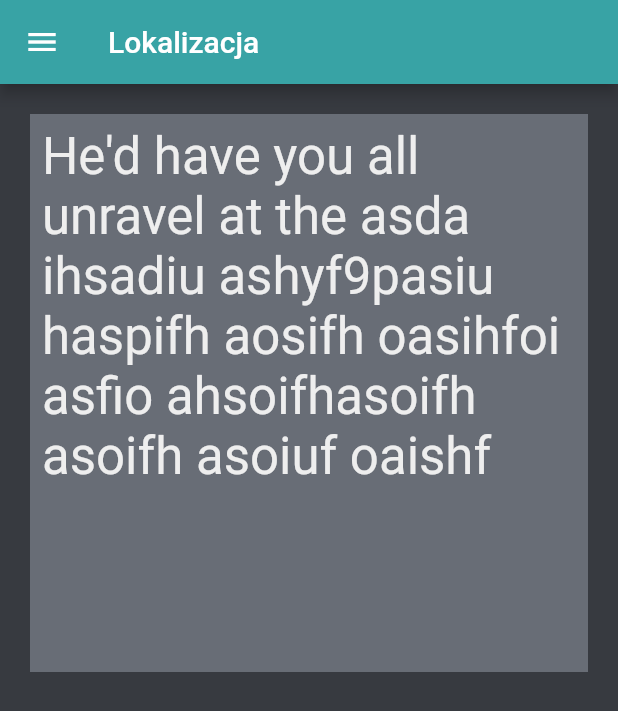
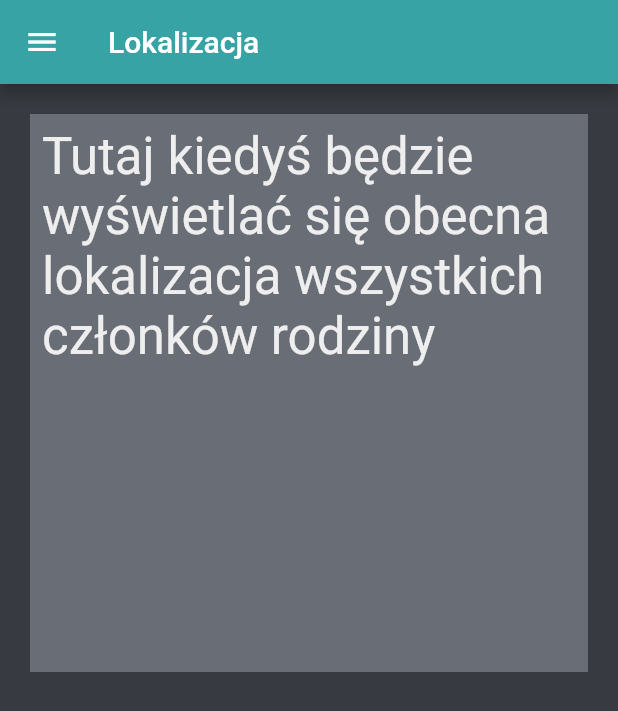
Before and after one commit to Me-Phew/cn-2021, a Flutter app: the Localization screen opened by its route, on a phone screen of 412 x 824 dp. Shown: the top 711 px of the screen. Run offline on Flutter 3.47's test engine with Material 2 defaults, Android fonts, the phone set to English and light mode, and no system bars; our stand-ins replace rflutter_alert, syncfusion_flutter_calendar, syncfusion_flutter_gauges.

Commit message:
Final presentatioin product

```diff
--- a/lib/chat.dart
+++ b/lib/chat.dart
@@ -92,7 +92,7 @@ class _ChatState extends State<Chat> {
               crossAxisCount: 1,
               children: <Widget>[
                 Container(
-                  child: Text('He\'d have you all unravel at the asda ihsadiu ashyf9pasiu haspifh aosifh oasihfoi asfio ahsoifhasoifh asoifh asoiuf oaishf ',
+                  child: Text('Tutaj kiedyś będzie chat',
                       style: Theme.of(context).textTheme.headline4!.copyWith(color: textColor)),
                   padding: const EdgeInsets.all(8),
                   color: lightGrey,
--- a/lib/fridge.dart
+++ b/lib/fridge.dart
@@ -92,7 +92,7 @@ class _FridgeState extends State<Fridge> {
               crossAxisCount: 1,
               children: <Widget>[
                 Container(
-                  child: Text('He\'d have you all unravel at the asda ihsadiu ashyf9pasiu haspifh aosifh oasihfoi asfio ahsoifhasoifh asoifh asoiuf oaishf ',
+                  child: Text('Tutaj kiedyś będą wyświetlać się produkty które są w lodówce',
                       style: Theme.of(context).textTheme.headline4!.copyWith(color: textColor)),
                   padding: const EdgeInsets.all(8),
                   color: lightGrey,
--- a/lib/localization.dart
+++ b/lib/localization.dart
@@ -92,7 +92,7 @@ class _LocalizationState extends State<Localization> {
               crossAxisCount: 1,
               children: <Widget>[
                 Container(
-                  child: Text('He\'d have you all unravel at the asda ihsadiu ashyf9pasiu haspifh aosifh oasihfoi asfio ahsoifhasoifh asoifh asoiuf oaishf ',
+                  child: Text('Tutaj kiedyś będzie wyświetlać się obecna lokalizacja wszystkich członków rodziny',
                       style: Theme.of(context).textTheme.headline4!.copyWith(color: textColor)),
                   padding: const EdgeInsets.all(8),
                   color: lightGrey,
--- a/lib/my_family.dart
+++ b/lib/my_family.dart
@@ -92,7 +92,7 @@ class _MyFamilyState extends State<MyFamily> {
               crossAxisCount: 1,
               children: <Widget>[
                 Container(
-                  child: Text('He\'d have you all unravel at the asda ihsadiu ashyf9pasiu haspifh aosifh oasihfoi asfio ahsoifhasoifh asoifh asoiuf oaishf ',
+                  child: Text('Tutaj kiedyś będzie rodzinne drzewo genealogiczne',
                       style: Theme.of(context).textTheme.headline4!.copyWith(color: textColor)),
                   padding: const EdgeInsets.all(8),
                   color: lightGrey,
--- a/lib/settings.dart
+++ b/lib/settings.dart
@@ -92,7 +92,7 @@ class _SettingsState extends State<Settings> {
               crossAxisCount: 1,
               children: <Widget>[
                 Container(
-                  child: Text('He\'d have you all unravel at the asda ihsadiu ashyf9pasiu haspifh aosifh oasihfoi asfio ahsoifhasoifh asoifh asoiuf oaishf ',
+                  child: Text('Ustawienia konta i aplikacji',
                       style: Theme.of(context).textTheme.headline4!.copyWith(color: textColor)),
                   padding: const EdgeInsets.all(8),
                   color: lightGrey,
--- a/lib/shopping.dart
+++ b/lib/shopping.dart
@@ -92,7 +92,7 @@ class _ShoppingState extends State<Shopping> {
               crossAxisCount: 1,
               children: <Widget>[
                 Container(
-                  child: Text('He\'d have you all unravel at the asda ihsadiu ashyf9pasiu haspifh aosifh oasihfoi asfio ahsoifhasoifh asoifh asoiuf oaishf ',
+                  child: Text('Tutaj będą współdzielone listy zakupów',
                       style: Theme.of(context).textTheme.headline4!.copyWith(color: textColor)),
                   padding: const EdgeInsets.all(8),
                   color: lightGrey,
```
